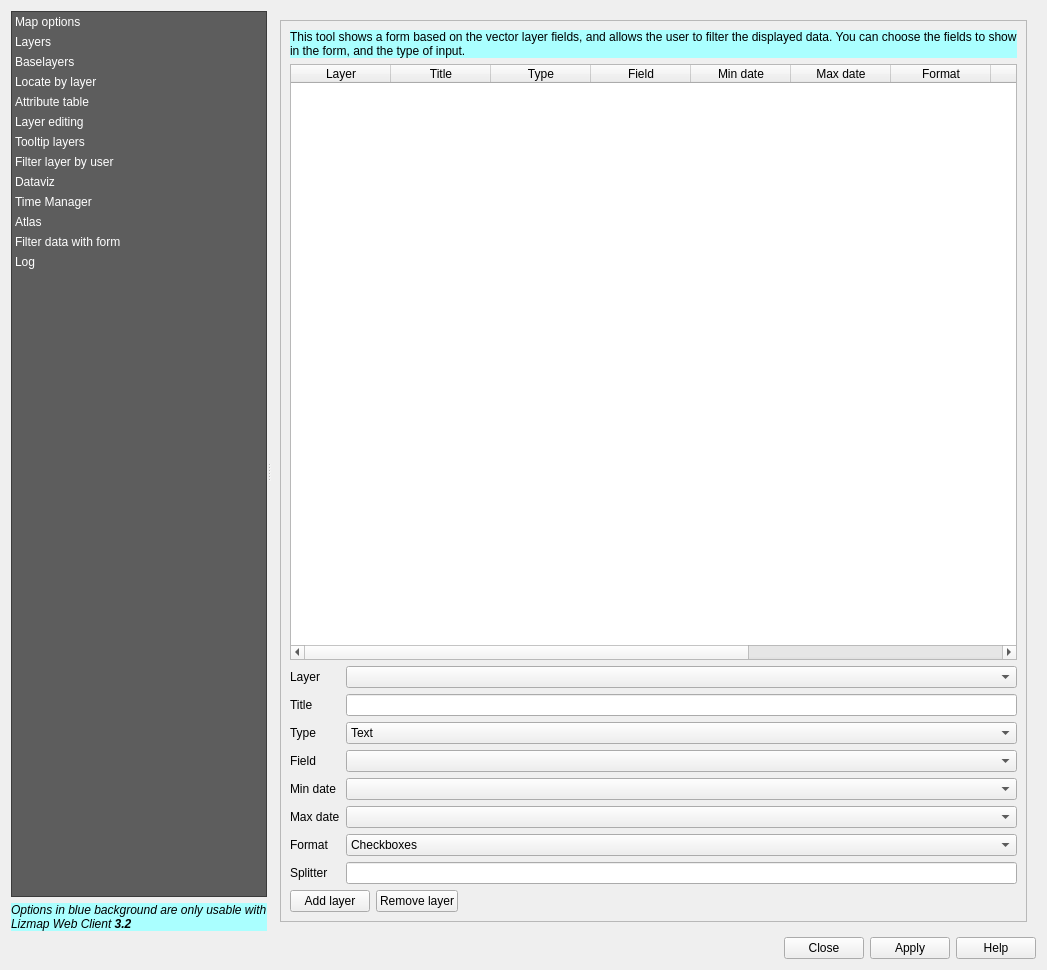
This is ui_lizmap.ui in 3liz/lizmap-plugin as Qt 5 draws it before an edit. The edited form follows.
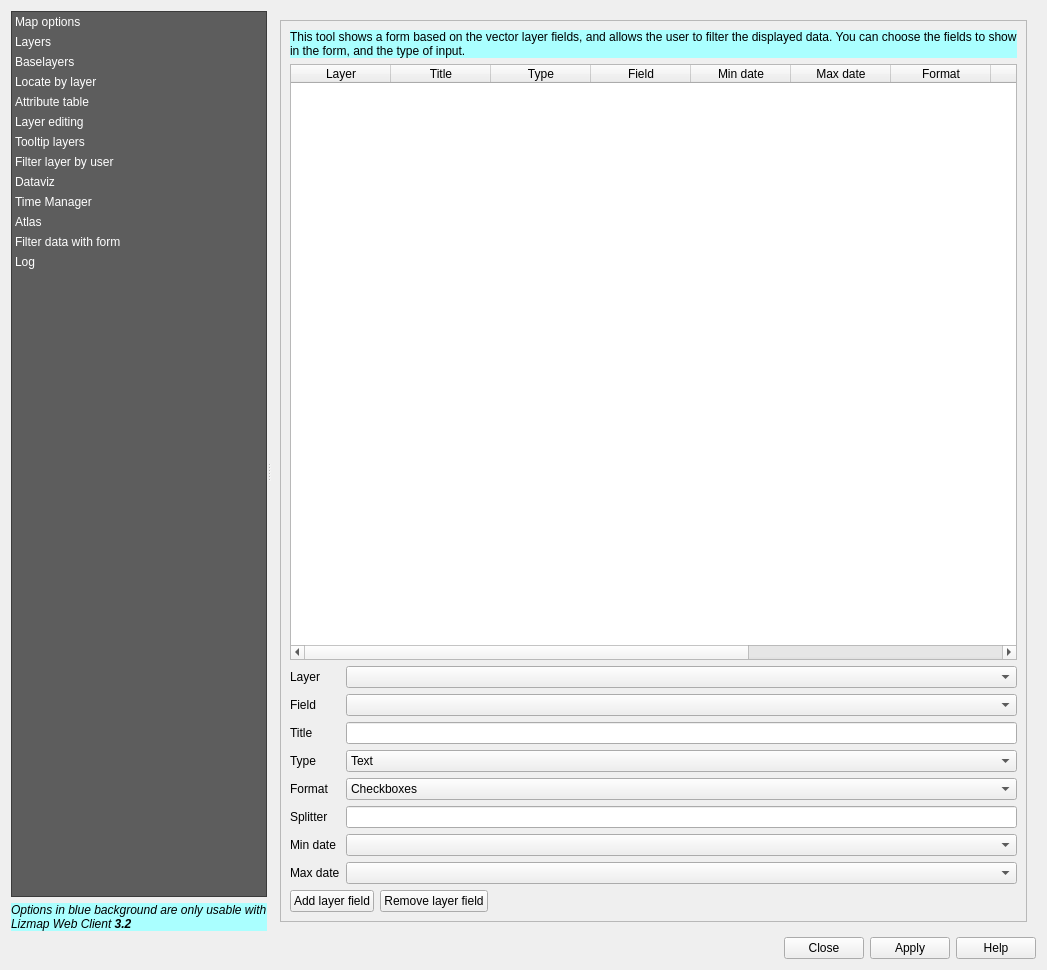
This is the edited form. The open tabs and pages were chosen to show the change. Icons and pictures are not drawn. Custom widgets are drawn as their Qt base class.

Commit message: Filter form - reorder options

```diff
--- a/ui_lizmap.ui
+++ b/ui_lizmap.ui
@@ -4454,8 +4454,8 @@
                <rect>
                 <x>0</x>
                 <y>0</y>
-                <width>214</width>
-                <height>618</height>
+                <width>749</width>
+                <height>901</height>
                </rect>
               </property>
               <layout class="QVBoxLayout" name="verticalLayout_46">
@@ -4551,7 +4551,35 @@
                </item>
                <item>
                 <layout class="QGridLayout" name="gridLayout_6">
-                 <item row="5" column="2">
+                 <item row="8" column="2">
+                  <widget class="QComboBox" name="liFormFilterFormat">
+                   <item>
+                    <property name="text">
+                     <string>Checkboxes</string>
+                    </property>
+                   </item>
+                   <item>
+                    <property name="text">
+                     <string>Combo box</string>
+                    </property>
+                   </item>
+                  </widget>
+                 </item>
+                 <item row="11" column="0">
+                  <widget class="QLabel" name="label_106">
+                   <property name="text">
+                    <string>Max date</string>
+                   </property>
+                  </widget>
+                 </item>
+                 <item row="3" column="0">
+                  <widget class="QLabel" name="label_100">
+                   <property name="text">
+                    <string>Field</string>
+                   </property>
+                  </widget>
+                 </item>
+                 <item row="6" column="2">
                   <widget class="QComboBox" name="liFormFilterFieldType">
                    <item>
                     <property name="text">
@@ -4575,93 +4603,41 @@
                    </item>
                   </widget>
                  </item>
-                 <item row="10" column="2">
-                  <widget class="QLineEdit" name="liFormFilterSplitter"/>
-                 </item>
-                 <item row="8" column="2">
+                 <item row="11" column="2">
                   <widget class="QgsFieldComboBox" name="liFormFilterMaxDate">
                    <property name="allowEmptyFieldName">
                     <bool>true</bool>
                    </property>
                   </widget>
                  </item>
-                 <item row="7" column="0">
+                 <item row="10" column="0">
                   <widget class="QLabel" name="label_107">
                    <property name="text">
                     <string>Min date</string>
                    </property>
                   </widget>
                  </item>
-                 <item row="3" column="0">
+                 <item row="4" column="0">
                   <widget class="QLabel" name="label_104">
                    <property name="text">
                     <string>Title</string>
                    </property>
                   </widget>
                  </item>
-                 <item row="8" column="0">
-                  <widget class="QLabel" name="label_106">
-                   <property name="text">
-                    <string>Max date</string>
-                   </property>
-                  </widget>
-                 </item>
-                 <item row="5" column="0">
+                 <item row="6" column="0">
                   <widget class="QLabel" name="label_102">
                    <property name="text">
                     <string>Type</string>
                    </property>
                   </widget>
                  </item>
-                 <item row="7" column="2">
+                 <item row="10" column="2">
                   <widget class="QgsFieldComboBox" name="liFormFilterMinDate">
                    <property name="allowEmptyFieldName">
                     <bool>true</bool>
                    </property>
                   </widget>
                  </item>
-                 <item row="9" column="2">
-                  <widget class="QComboBox" name="liFormFilterFormat">
-                   <item>
-                    <property name="text">
-                     <string>Checkboxes</string>
-                    </property>
-                   </item>
-                   <item>
-                    <property name="text">
-                     <string>Combo box</string>
-                    </property>
-                   </item>
-                  </widget>
-                 </item>
-                 <item row="6" column="0">
-                  <widget class="QLabel" name="label_100">
-                   <property name="text">
-                    <string>Field</string>
-                   </property>
-                  </widget>
-                 </item>
-                 <item row="9" column="0">
-                  <widget class="QLabel" name="label_101">
-                   <property name="text">
-                    <string>Format</string>
-                   </property>
-                  </widget>
-                 </item>
-                 <item row="10" column="0">
-                  <widget class="QLabel" name="label_105">
-                   <property name="text">
-                    <string>Splitter</string>
-                   </property>
-                  </widget>
-                 </item>
-                 <item row="6" column="2">
-                  <widget class="QgsFieldComboBox" name="liFormFilterField">
-                   <property name="allowEmptyFieldName">
-                    <bool>true</bool>
-                   </property>
-                  </widget>
-                 </item>
                  <item row="2" column="0">
                   <widget class="QLabel" name="label_103">
                    <property name="text">
@@ -4672,9 +4648,33 @@
                  <item row="2" column="2">
                   <widget class="QgsMapLayerComboBox" name="liFormFilterLayer"/>
                  </item>
-                 <item row="3" column="2">
+                 <item row="4" column="2">
                   <widget class="QLineEdit" name="inFormFilterFieldTitle"/>
                  </item>
+                 <item row="8" column="0">
+                  <widget class="QLabel" name="label_101">
+                   <property name="text">
+                    <string>Format</string>
+                   </property>
+                  </widget>
+                 </item>
+                 <item row="3" column="2">
+                  <widget class="QgsFieldComboBox" name="liFormFilterField">
+                   <property name="allowEmptyFieldName">
+                    <bool>true</bool>
+                   </property>
+                  </widget>
+                 </item>
+                 <item row="9" column="0">
+                  <widget class="QLabel" name="label_105">
+                   <property name="text">
+                    <string>Splitter</string>
+                   </property>
+                  </widget>
+                 </item>
+                 <item row="9" column="2">
+                  <widget class="QLineEdit" name="liFormFilterSplitter"/>
+                 </item>
                 </layout>
                </item>
                <item>
@@ -4682,14 +4682,14 @@
                  <item>
                   <widget class="QPushButton" name="btFormFilterAddField">
                    <property name="text">
-                    <string>Add layer</string>
+                    <string>Add layer field</string>
                    </property>
                   </widget>
                  </item>
                  <item>
                   <widget class="QPushButton" name="btFormFilterRemoveField">
                    <property name="text">
-                    <string>Remove layer</string>
+                    <string>Remove layer field</string>
                    </property>
                   </widget>
                  </item>
```
Left out of the diff: 6 changed lines with no effect on the pictures.
